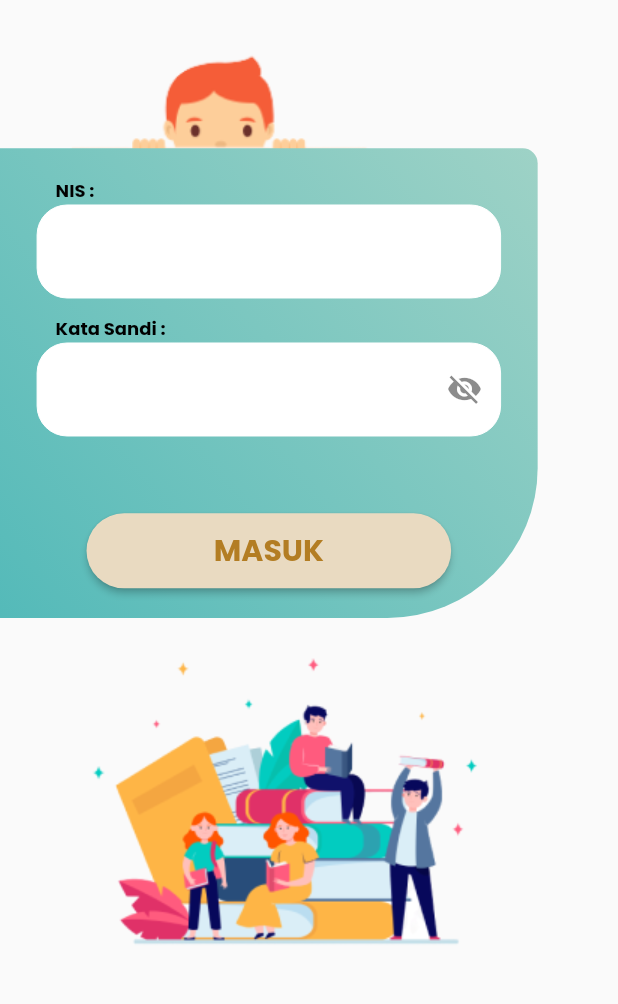
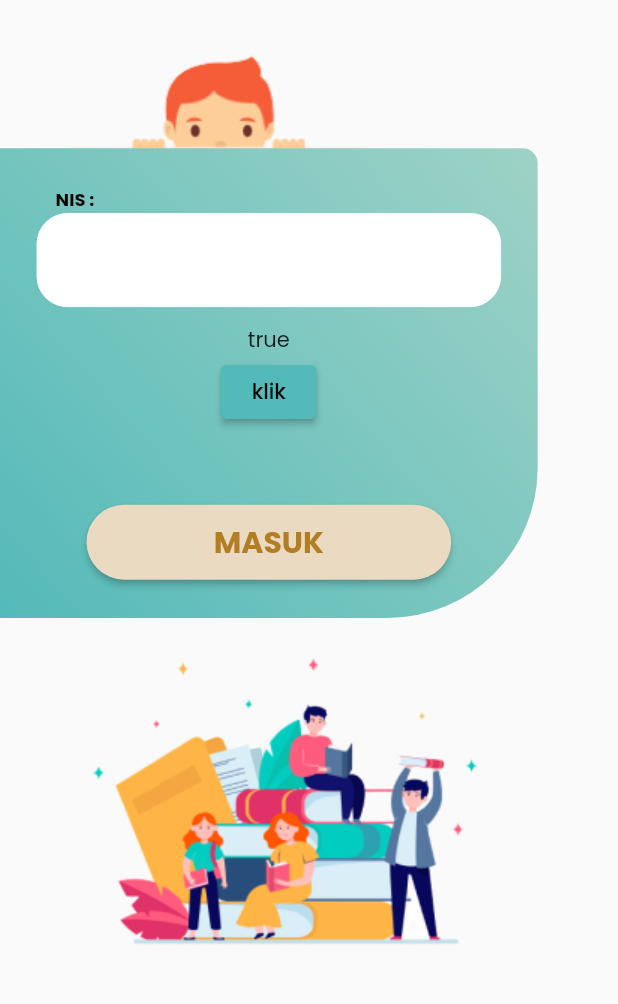
Before and after one commit to madmouse17/laraseksy-bloc, a Flutter app: the screen it shows after launch, on a phone screen of 412 x 824 dp, the part 206-1210 px from its top. Run offline on Flutter 3.47's test engine with Material 2 defaults, Android fonts, the phone set to English and light mode, and no system bars; drawn by our look-alikes of auto_size_text, rounded_loading_button; our stand-ins replace bloc, equatable, flutter_bloc, google_fonts, sizer.

Commit message:
durung isoh bloc e

```diff
--- a/lib/Login/bloc/login_bloc.dart
+++ b/lib/Login/bloc/login_bloc.dart
@@ -5,9 +5,10 @@ import 'package:meta/meta.dart';
 part 'login_event.dart';
 part 'login_state.dart';
 
-class LoginBloc extends Bloc<LoginEvent, SandiVisibleState> {
-  LoginBloc() : super(SandiVisibleState()) {
+class LoginBloc extends Bloc<LoginEvent, LoginState> {
+  LoginBloc() : super(SandiVisibleState(visible: true)) {
     on<SandiVisibleEvent>((event, emit) {
+      print(state.visible.toString());
       return emit(SandiVisibleState(visible: state.visible = !state.visible));
     });
   }
--- a/lib/Login/bloc/login_state.dart
+++ b/lib/Login/bloc/login_state.dart
@@ -3,13 +3,18 @@ part of 'login_bloc.dart';
 @immutable
 abstract class LoginState extends Equatable {
   bool visible;
-  LoginState({this.visible = true});
+
+  LoginState({required this.visible});
   @override
   List<Object> get props => [visible];
 }
 
-class LoginInitial extends LoginState {}
+// class LoginInitial extends LoginState {
+//   LoginInitial({required super.visible});
+// }
 
 class SandiVisibleState extends LoginState {
-  SandiVisibleState({super.visible});
+  SandiVisibleState({required super.visible});
+  @override
+  List<Object> get props => [visible];
 }
--- a/lib/Login/views/components/boxLogin.dart
+++ b/lib/Login/views/components/boxLogin.dart
@@ -65,19 +65,33 @@ class BoxLogin extends StatelessWidget {
                         ),
                         BlocBuilder<LoginBloc, LoginState>(
                           builder: (context, state) {
-                            return CustomTextFormField(
-                              label: 'Kata Sandi :',
-                              controller: sandiText,
-                              obscureText: state.visible,
-                              suffixIcon: IconButton(
-                                  onPressed: () {
-                                    loginB.add(SandiVisibleEvent());
-                                    log(state.visible.toString());
-                                  },
-                                  icon: state.visible
-                                      ? Icon(Icons.visibility_off)
-                                      : Icon(Icons.visibility)),
+                            return Column(
+                              children: [
+                                Text(state.visible.toString()),
+                                ElevatedButton(
+                                    onPressed: () {
+                                      loginB.add(SandiVisibleEvent());
+                                    },
+                                    child: Text('klik'))
+                              ],
                             );
+
+                            //  CustomTextFormField(
+                            //   label: 'Kata Sandi :',
+                            //   controller: sandiText,
+                            //   obscureText: state.visible ? true : false,
+                            //   suffixIcon: IconButton(
+                            //       onPressed: () {
+                            //         loginB.add(SandiVisibleEvent());
+                            //         state.visible
+                            //             ? print('oke')
+                            //             : print('else');
+                            //         log(state.visible.toString());
+                            //       },
+                            //       icon: state.visible
+                            //           ? Icon(Icons.visibility_off)
+                            //           : Icon(Icons.visibility)),
+                            // );
                           },
                         ),
                       ],
--- a/lib/globalComponents/customFormFIeld.dart
+++ b/lib/globalComponents/customFormFIeld.dart
@@ -9,13 +9,13 @@ class CustomTextFormField extends StatelessWidget {
       {Key? key,
       required this.label,
       required this.controller,
-      this.obscureText = false,
+      this.obscureText,
       this.textInputType,
       this.suffixIcon})
       : super(key: key);
   final String label;
   final TextEditingController controller;
-  final bool obscureText;
+  final bool? obscureText;
   final Widget? suffixIcon;
   final TextInputType? textInputType;
   @override
@@ -38,7 +38,7 @@ class CustomTextFormField extends StatelessWidget {
         ),
         TextFormField(
           controller: controller,
-          obscureText: obscureText,
+          obscureText: obscureText ?? false,
           keyboardType: textInputType,
           decoration: InputDecoration(suffixIcon: suffixIcon),
         ),
```
